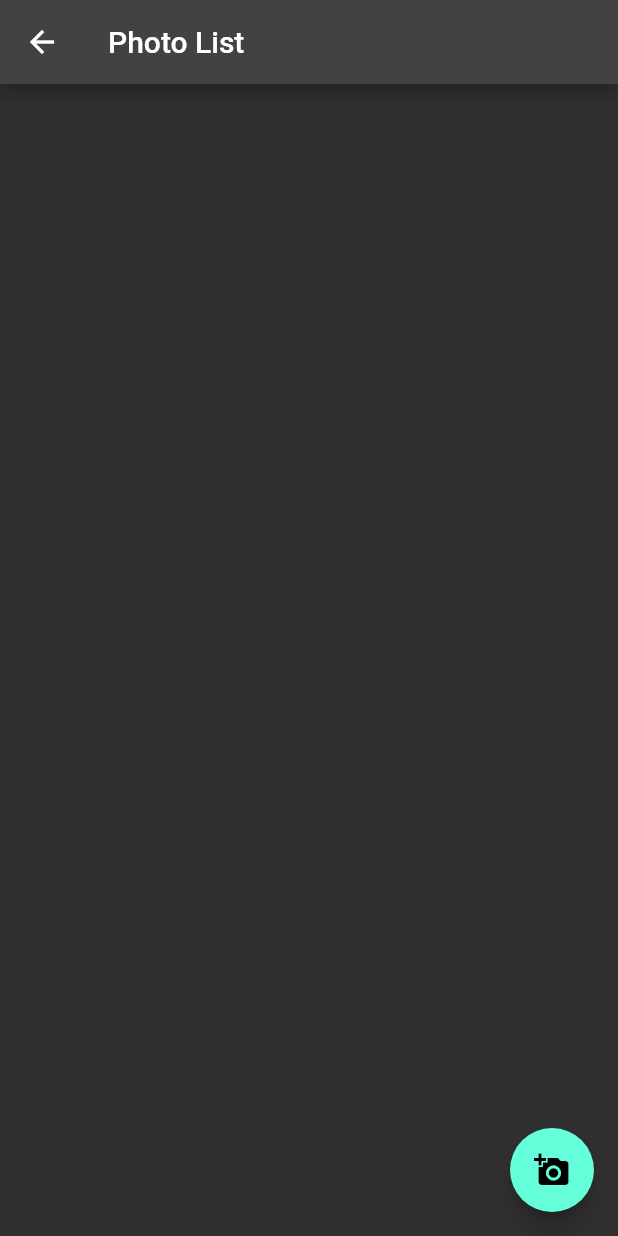
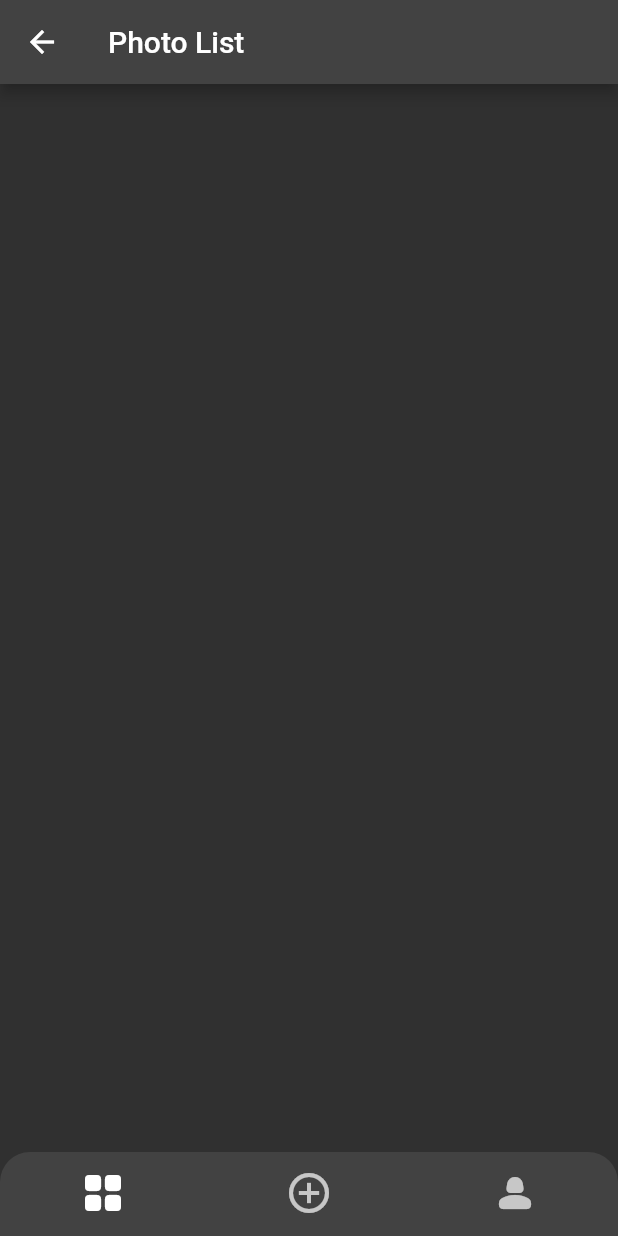
Before and after one commit to kenticent-edu/printit, a Flutter app: the PhotoListPage screen opened directly, on a phone screen of 412 x 824 dp. Run offline on Flutter 3.47's test engine with Material 2 defaults, Android fonts, the phone set to English and light mode, and no system bars; our stand-ins replace equatable, flutter_bloc, image_picker.

Commit message:
Added popup screen and bottom navigation bar

```diff
--- a/lib/screens/photo_list_page.dart
+++ b/lib/screens/photo_list_page.dart
@@ -1,5 +1,6 @@
 import 'package:flutter/material.dart';
 import 'package:image_picker/image_picker.dart';
+import 'package:printit/screens/popup_group_page.dart';
 import 'package:printit/widgets/paper_type_radio_button.dart';
 import 'dart:io';
 
@@ -17,9 +18,12 @@ class _PhotoListPageState extends State<PhotoListPage> {
   final List<PaperType> _paperTypes = [];
   final List<bool> _isBlackAndWhite = [];
   final _picker = ImagePicker();
+  int _selectedIndex = 0;
+  bool _photoIsChosen = false;
 
   Future<void> _addPhoto() async {
     final image = await _picker.pickImage(source: ImageSource.gallery);
+    _photoIsChosen = true;
     if (image != null) {
       setState(() {
         _photoPaths.add(image.path);
@@ -37,6 +41,15 @@ class _PhotoListPageState extends State<PhotoListPage> {
     });
   }
 
+  void _onItemTapped(int index) {
+    setState(() {
+      if (index == 1) {
+        _addPhoto();
+      }
+      _selectedIndex = index;
+    });
+  }
+
   void _decrementQuantity(int index) {
     if (_photoQuantities[index] != 0) {
       setState(() {
@@ -50,6 +63,25 @@ class _PhotoListPageState extends State<PhotoListPage> {
       _photoFormats[index] = newFormat;
     });
   }
+
+  Widget _buildNextButton(context) {
+    return (_photoIsChosen != false) ? Row(
+        mainAxisAlignment: MainAxisAlignment.end,
+
+        children: [
+          MaterialButton(onPressed: () => showBottomGroupsPage(context),
+
+          minWidth: 167,
+          height: 48,
+          color: const Color(0xFF007AFF),
+          textColor: Colors.white,
+          child: const Text('Next', style: TextStyle(fontSize: 17, fontWeight: FontWeight.w500),),
+          ),
+        ],
+      ): Row();
+  }
+
+
 
   void _changePaperType(int index, PaperType newPaperType) {
     setState(() {
@@ -171,10 +203,27 @@ class _PhotoListPageState extends State<PhotoListPage> {
           );
         },
       ),
-      floatingActionButton: FloatingActionButton(
-        onPressed: _addPhoto,
-        child: const Icon(Icons.add_a_photo),
+      floatingActionButton: _buildNextButton(context),
+
+      bottomNavigationBar: Container(
+        decoration: const BoxDecoration(borderRadius: BorderRadius.vertical(top: Radius.circular(20))),
+        child:
+        ClipRRect(borderRadius: const BorderRadius.vertical(top: Radius.circular(20)),
+        child: BottomNavigationBar(
+          backgroundColor: const Color(0xFF424242),
+          currentIndex: _selectedIndex,
+          selectedItemColor: Colors.white,
+          selectedFontSize: 0,
+          onTap: _onItemTapped,
+          iconSize: 32,
+          items: const [
+          BottomNavigationBarItem(icon: Icon(Icons.grid_view_rounded), label: "grid"),
+          BottomNavigationBarItem(icon: Icon(Icons.add_circle_outline), label: "add_photo"),
+          BottomNavigationBarItem(icon: Icon(Icons.person_2_rounded), label: "profile"),
+        ]))
+
       ),
+
     );
   }
 }
```
Also changed, not shown: lib/login/widgets/app_buttons.dart (added, +41 -0 lines), lib/screens/popup_group_page.dart (+5 -43 lines).
